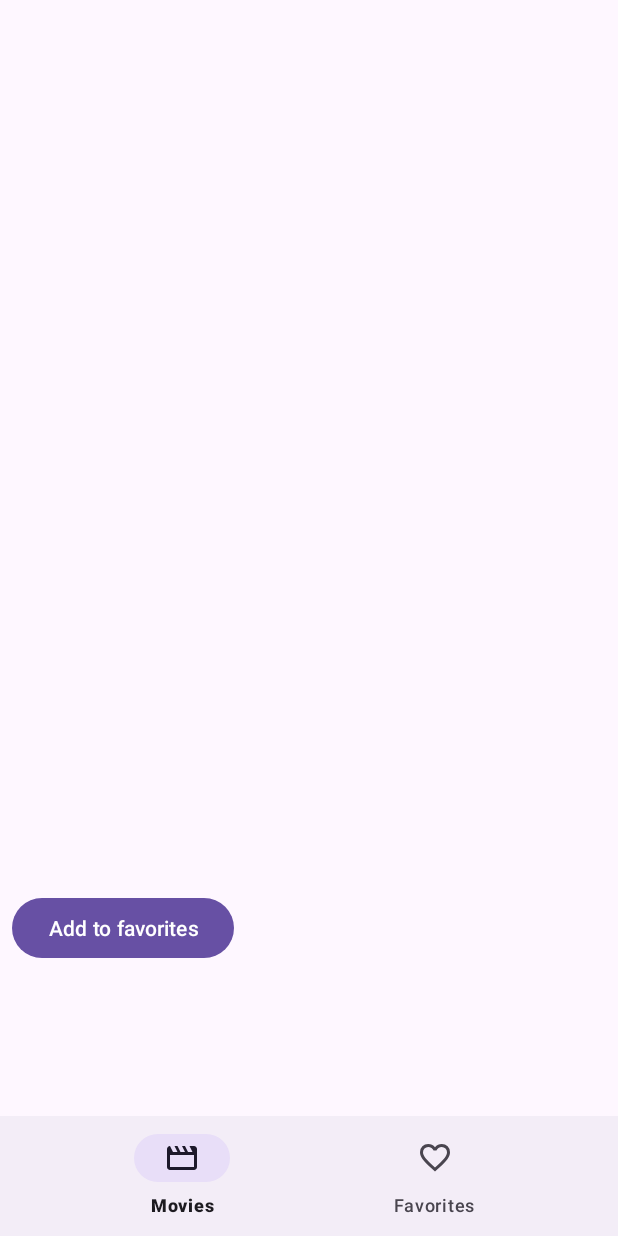
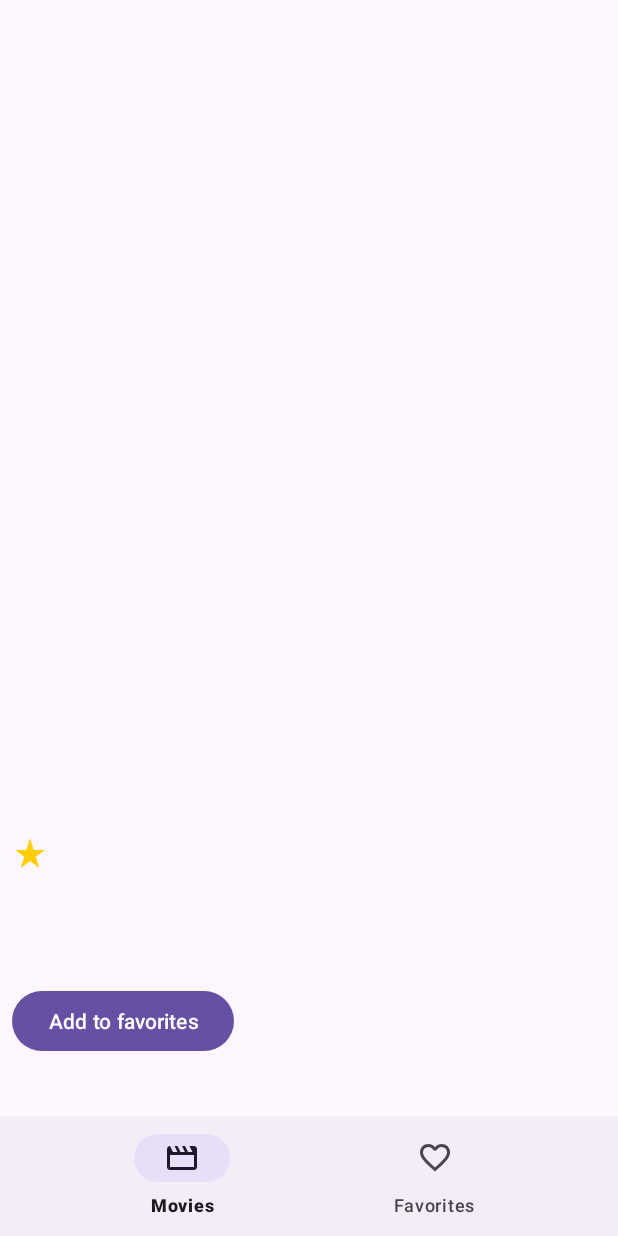
Before and after one commit to nurmuh-alhakim18/movie-app, an Android app: the MovieDetailFragment screen opened through its navigation route, on a phone screen of 412 x 824 dp. Run offline under Robolectric (Android 15) with nearby library versions, the phone set to English and light mode, and no system bars; our stand-ins replace navigation-ui; pictures from the network do not load.

Commit message:
show rating and release date

```diff
--- a/app/src/main/java/com/example/movieapp/presentation/MovieDetailFragment.kt
+++ b/app/src/main/java/com/example/movieapp/presentation/MovieDetailFragment.kt
@@ -1,7 +1,6 @@
 package com.example.movieapp.presentation
 
 import android.os.Bundle
-import android.util.Log
 import android.view.LayoutInflater
 import android.view.View
 import android.view.ViewGroup
@@ -15,13 +14,15 @@ import com.bumptech.glide.Glide
 import com.example.movieapp.R
 import com.example.movieapp.data.network.Movie
 import kotlinx.coroutines.launch
-import kotlin.getValue
+import java.util.Locale
 
 class MovieDetailFragment : Fragment() {
     private val moviesViewModel: MoviesViewModel by viewModels { MoviesViewModel.Factory }
     private val poster: ImageView by lazy { requireView().findViewById(R.id.iv_poster) }
     private val title: TextView by lazy { requireView().findViewById(R.id.tv_title) }
     private val overview: TextView by lazy { requireView().findViewById(R.id.tv_overview) }
+    private val rating: TextView by lazy { requireView().findViewById(R.id.tv_rating) }
+    private val releaseDate: TextView by lazy { requireView().findViewById(R.id.tv_release_date) }
     private var movie: Movie? = null
     private val favoriteButton: Button by lazy { requireView().findViewById(R.id.btn_favorite) }
     private var isFavorite = false
@@ -50,6 +51,8 @@ class MovieDetailFragment : Fragment() {
                     .into(poster)
                 title.text = movie!!.title
                 overview.text = movie!!.overview
+                rating.text = String.format(Locale.US, "%.2f", movie!!.voteAverage)
+                releaseDate.text = movie!!.releaseDate
                 isFavorite = true
                 favoriteButton.text = getString(R.string.remove_from_favorites)
             } else {
@@ -61,6 +64,8 @@ class MovieDetailFragment : Fragment() {
                         .into(poster)
                     title.text = it.title
                     overview.text = it.overview
+                    rating.text = String.format(Locale.US, "%.2f", it.voteAverage)
+                    releaseDate.text = it.releaseDate
                     favoriteButton.text = getString(R.string.add_to_favorites)
                 }
             }
--- a/app/src/main/java/com/example/movieapp/presentation/MovieListAdapter.kt
+++ b/app/src/main/java/com/example/movieapp/presentation/MovieListAdapter.kt
@@ -11,6 +11,7 @@ import androidx.recyclerview.widget.RecyclerView
 import com.bumptech.glide.Glide
 import com.example.movieapp.R
 import com.example.movieapp.data.network.Movie
+import java.util.Locale
 
 class MovieListAdapter(
     private val onItemClick: (Movie) -> Unit,
@@ -38,6 +39,7 @@ class MovieListAdapter(
             val poster = itemView.findViewById<ImageView>(R.id.iv_movie)
             val title = itemView.findViewById<TextView>(R.id.tv_title)
             val overview = itemView.findViewById<TextView>(R.id.tv_overview)
+            val rating = itemView.findViewById<TextView>(R.id.tv_rating)
 
             Glide
                 .with(itemView.context)
@@ -46,6 +48,7 @@ class MovieListAdapter(
 
             title.text = movie.title
             overview.text = movie.overview
+            rating.text = String.format(Locale.US, "%.2f", movie.voteAverage)
             movieCard.setOnClickListener {
                 onItemClick(movie)
             }
--- /dev/null
+++ b/app/src/main/res/drawable/baseline_star_rate_24.xml
@@ -0,0 +1,5 @@
+<vector xmlns:android="http://schemas.android.com/apk/res/android" android:height="24dp" android:tint="#FFCD00" android:viewportHeight="24" android:viewportWidth="24" android:width="24dp">
+
+    <path android:fillColor="@android:color/white" android:pathData="M14.43,10l-2.43,-8l-2.43,8l-7.57,0l6.18,4.41l-2.35,7.59l6.17,-4.69l6.18,4.69l-2.35,-7.59l6.17,-4.41z"/>
+
+</vector>
--- a/app/src/main/res/layout/fragment_movie_detail.xml
+++ b/app/src/main/res/layout/fragment_movie_detail.xml
@@ -3,6 +3,7 @@
     xmlns:tools="http://schemas.android.com/tools"
     android:layout_width="match_parent"
     android:layout_height="match_parent"
+    xmlns:app="http://schemas.android.com/apk/res-auto"
     tools:context=".presentation.MovieDetailFragment">
 
     <LinearLayout
@@ -22,14 +23,37 @@
             android:layout_height="wrap_content"
             android:orientation="vertical"
             android:paddingHorizontal="8dp">
+
             <TextView
                 android:id="@+id/tv_title"
-                android:layout_width="match_parent"
+                android:layout_width="wrap_content"
                 android:layout_height="wrap_content"
                 android:textSize="24sp"
                 android:textStyle="bold"
                 android:paddingTop="16dp"
+                app:layout_constraintTop_toTopOf="parent"
+                app:layout_constraintStart_toStartOf="parent"
+                app:layout_constraintBottom_toBottomOf="parent"
                 tools:text="Title"/>
+
+            <TextView
+                android:id="@+id/tv_rating"
+                android:layout_width="wrap_content"
+                android:layout_height="wrap_content"
+                android:textSize="16sp"
+                android:paddingTop="8dp"
+                android:gravity="center"
+                android:drawablePadding="8dp"
+                app:drawableStartCompat="@drawable/baseline_star_rate_24"
+                tools:text="4.32"/>
+
+            <TextView
+                android:id="@+id/tv_release_date"
+                android:layout_width="wrap_content"
+                android:layout_height="wrap_content"
+                android:textSize="16sp"
+                android:paddingTop="8dp"
+                tools:text="2025"/>
 
             <TextView
                 android:id="@+id/tv_overview"
--- a/app/src/main/res/values/strings.xml
+++ b/app/src/main/res/values/strings.xml
@@ -7,4 +7,5 @@
     <string name="hello_blank_fragment">Hello blank fragment</string>
     <string name="movies">Movies</string>
     <string name="favorites">Favorites</string>
+    <string name="star">star</string>
 </resources>
```
Also changed, not shown: app/src/main/res/layout/fragment_movie_item.xml (+12 -1 lines).
